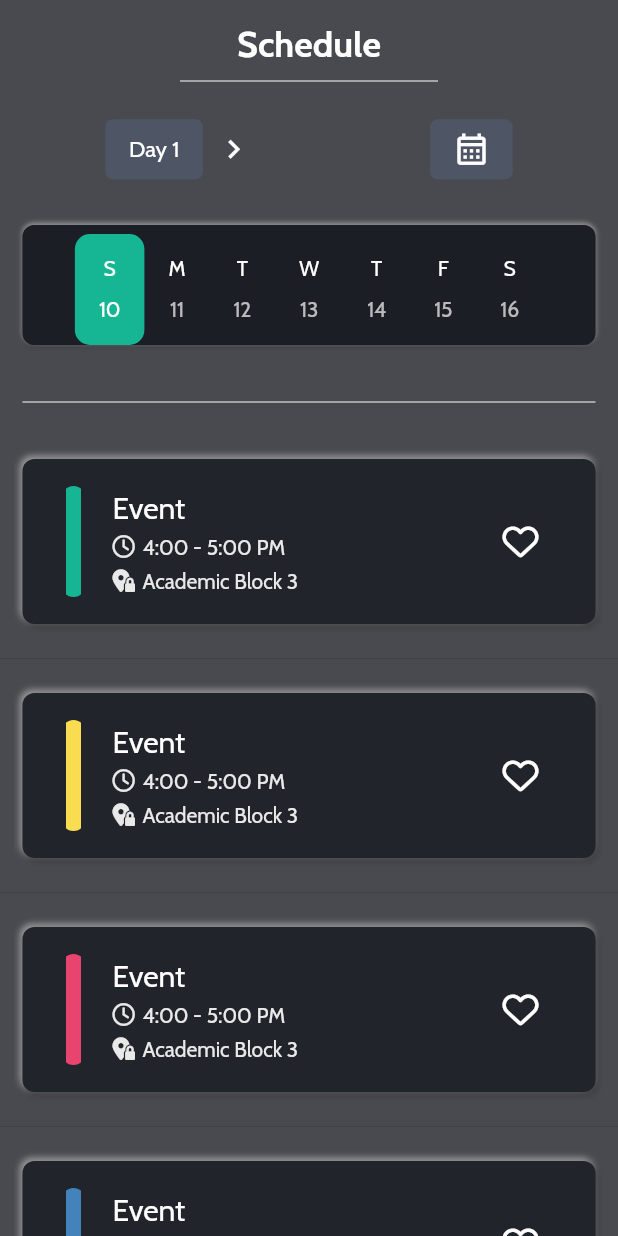
After one commit to geekyprawins/Revels-22-AppDev-Tasks, a Flutter app: the ScheduleScreen screen opened directly, on a phone screen of 412 x 824 dp. The commit adds this screen. Run offline on Flutter 3.47's test engine with Material 2 defaults, Android fonts, the phone set to English and light mode, and no system bars; drawn by our look-alikes of flutter_neumorphic; our stand-ins replace flutter_lorem, font_awesome_flutter.

Commit message:
schedule screen

```diff
--- a/events_page/lib/event_tile.dart
+++ b/events_page/lib/event_tile.dart
@@ -1,4 +1,3 @@
-import 'package:flutter/material.dart';
 import 'package:flutter_neumorphic/flutter_neumorphic.dart';
 
 class EventTile extends StatelessWidget {
--- /dev/null
+++ b/schedule_screen/lib/event_tile.dart
@@ -0,0 +1,150 @@
+import 'package:flutter_neumorphic/flutter_neumorphic.dart';
+import 'package:font_awesome_flutter/font_awesome_flutter.dart';
+
+class EventTile extends StatefulWidget {
+  const EventTile({Key? key, required this.colorIndex}) : super(key: key);
+  final int colorIndex;
+  @override
+  _EventTileState createState() => _EventTileState();
+}
+
+class _EventTileState extends State<EventTile> {
+  bool isLiked = false;
+
+  void toggleLike() {
+    setState(() {
+      isLiked = !isLiked;
+    });
+  }
+
+  List<Color> lineColors = const [
+    Color(0xFF16B694),
+    Color(0xFFFADC50),
+    Color(0xFFE9436F),
+    Color(0xFF4382BB),
+  ];
+
+  bool isPressed = false;
+
+  void press() {
+    setState(() {
+      isPressed = !isPressed;
+    });
+  }
+
+  @override
+  Widget build(BuildContext context) {
+    return Container(
+      width: MediaQuery.of(context).size.width * 0.85,
+      height: 110,
+      decoration: const BoxDecoration(
+        borderRadius: BorderRadius.all(
+          Radius.circular(
+            10,
+          ),
+        ),
+        color: Color(0xFF21242B),
+      ),
+      child: NeumorphicButton(
+        pressed: isPressed,
+        onPressed: press,
+        child: Padding(
+          padding: const EdgeInsets.all(8.0),
+          child: Row(
+            mainAxisAlignment: MainAxisAlignment.spaceBetween,
+            children: [
+              Row(
+                mainAxisAlignment: MainAxisAlignment.start,
+                children: [
+                  ClipRRect(
+                    borderRadius: const BorderRadius.all(
+                      Radius.circular(
+                        10,
+                      ),
+                    ),
+                    child: VerticalDivider(
+                      color: lineColors[widget.colorIndex],
+                      thickness: 10,
+                    ),
+                  ),
+                  const SizedBox(
+                    width: 18,
+                  ),
+                  Column(
+                    mainAxisAlignment: MainAxisAlignment.spaceAround,
+                    crossAxisAlignment: CrossAxisAlignment.start,
+                    children: [
+                      const Text(
+                        "Event",
+                        style: TextStyle(
+                          color: Colors.white,
+                          fontSize: 20,
+                        ),
+                      ),
+                      Row(
+                        children: const [
+                          FaIcon(
+                            FontAwesomeIcons.clock,
+                            color: Color(0xFFE9E9E9),
+                            size: 15,
+                          ),
+                          SizedBox(
+                            width: 5,
+                          ),
+                          Text(
+                            "4:00 - 5:00 PM",
+                            style: TextStyle(
+                              color: Color(0xFFE9E9E9),
+                              fontSize: 14,
+                            ),
+                          ),
+                        ],
+                      ),
+                      Row(
+                        children: const [
+                          FaIcon(
+                            FontAwesomeIcons.locationPinLock,
+                            color: Color(0xFFE9E9E9),
+                            size: 15,
+                          ),
+                          SizedBox(
+                            width: 5,
+                          ),
+                          Text(
+                            "Academic Block 3",
+                            style: TextStyle(
+                              color: Color(0xFFE9E9E9),
+                              fontSize: 14,
+                            ),
+                          ),
+                        ],
+                      ),
+                    ],
+                  ),
+                ],
+              ),
+              IconButton(
+                onPressed: toggleLike,
+                icon: isLiked
+                    ? const FaIcon(
+                        FontAwesomeIcons.solidHeart,
+                        color: Colors.pink,
+                      )
+                    : const FaIcon(
+                        FontAwesomeIcons.heart,
+                        color: Colors.white,
+                      ),
+              ),
+            ],
+          ),
+        ),
+        style: const NeumorphicStyle(
+          intensity: 0.5,
+          depth: 3,
+          color: Color(0xFF21242B),
+          lightSource: LightSource.topLeft,
+        ),
+      ),
+    );
+  }
+}
--- /dev/null
+++ b/schedule_screen/lib/events_list.dart
@@ -0,0 +1,28 @@
+import 'package:flutter/material.dart';
+
+import 'event_tile.dart';
+
+class EventsList extends StatelessWidget {
+  const EventsList({
+    Key? key,
+  }) : super(key: key);
+
+  @override
+  Widget build(BuildContext context) {
+    return ListView.separated(
+      itemBuilder: (context, index) {
+        int colorIndex = index % 4;
+        return Padding(
+          padding: const EdgeInsets.all(15.0),
+          child: EventTile(
+            colorIndex: colorIndex,
+          ),
+        );
+      },
+      separatorBuilder: (context, index) {
+        return const Divider();
+      },
+      itemCount: 10,
+    );
+  }
+}
--- /dev/null
+++ b/schedule_screen/lib/main.dart
@@ -0,0 +1,24 @@
+import 'package:flutter/material.dart';
+import 'package:schedule_screen/schedule_screen.dart';
+
+void main() {
+  runApp(const MyApp());
+}
+
+class MyApp extends StatelessWidget {
+  const MyApp({Key? key}) : super(key: key);
+
+  // This widget is the root of your application.
+  @override
+  Widget build(BuildContext context) {
+    return MaterialApp(
+      debugShowCheckedModeBanner: false,
+      title: 'Schedule',
+      home: const ScheduleScreen(),
+      theme: ThemeData(
+        fontFamily: "Cabin",
+        splashColor: const Color(0xFF576075),
+      ),
+    );
+  }
+}
--- /dev/null
+++ b/schedule_screen/lib/schedule_screen.dart
@@ -0,0 +1,224 @@
+import 'package:flutter_neumorphic/flutter_neumorphic.dart';
+
+import 'events_list.dart';
+
+class ScheduleScreen extends StatefulWidget {
+  const ScheduleScreen({Key? key}) : super(key: key);
+
+  @override
+  _ScheduleScreenState createState() => _ScheduleScreenState();
+}
+
+class _ScheduleScreenState extends State<ScheduleScreen> {
+  @override
+  Widget build(BuildContext context) {
+    return DefaultTabController(
+      length: 7,
+      child: Scaffold(
+        backgroundColor: const Color(0xFF1B1D23).withOpacity(
+          0.8,
+        ),
+        body: SingleChildScrollView(
+          physics: const NeverScrollableScrollPhysics(),
+          child: SafeArea(
+            child: Column(
+              children: [
+                const Padding(
+                  padding: EdgeInsets.only(
+                    left: 15.0,
+                    top: 15.0,
+                    right: 15.0,
+                  ),
+                  child: Text(
+                    "Schedule",
+                    style: TextStyle(
+                      fontWeight: FontWeight.w700,
+                      fontSize: 24,
+                      color: Colors.white,
+                    ),
+                  ),
+                ),
+                const Divider(
+                  indent: 120,
+                  endIndent: 120,
+                  color: Colors.white,
+                  height: 20,
+                ),
+                Padding(
+                  padding: const EdgeInsets.all(15.0),
+                  child: Row(
+                    mainAxisAlignment: MainAxisAlignment.spaceAround,
+                    children: [
+                      Row(
+                        children: [
+                          Container(
+                            child: const Center(
+                              child: Text(
+                                "Day 1",
+                                style: TextStyle(
+                                  color: Colors.white,
+                                  fontSize: 15,
+                                ),
+                              ),
+                            ),
+                            decoration: const BoxDecoration(
+                              color: Color(0xFF4E5565),
+                              borderRadius: BorderRadius.all(
+                                Radius.circular(5),
+                              ),
+                            ),
+                            width: 65,
+                            height: 40,
+                          ),
+                          const Padding(
+                            padding: EdgeInsets.all(8.0),
+                            child: Icon(
+                              Icons.chevron_right,
+                              color: Colors.white,
+                              size: 25,
+                            ),
+                          ),
+                        ],
+                      ),
+                      Container(
+                        decoration: const BoxDecoration(
+                          color: Color(0xFF4E5565),
+                          borderRadius: BorderRadius.all(
+                            Radius.circular(5),
+                          ),
+                        ),
+                        child: const Center(
+                          child: Icon(
+                            Icons.calendar_month_outlined,
+                            color: Colors.white,
+                            size: 25,
+                          ),
+                        ),
+                        width: 55,
+                        height: 40,
+                      ),
+                    ],
+                  ),
+                ),
+                Padding(
+                  padding: const EdgeInsets.all(15.0),
+                  child: SizedBox(
+                    height: 80,
+                    child: Neumorphic(
+                      style: const NeumorphicStyle(
+                        intensity: 0.5,
+                        depth: 2,
+                        color: Color(0xFF21242B),
+                        lightSource: LightSource.top,
+                      ),
+                      child: AppBar(
+                        backgroundColor:
+                            const Color(0xFF1B1D23).withOpacity(0.8),
+                        elevation: 0,
+                        bottom: const TabBar(
+                          isScrollable: true,
+                          indicator: BoxDecoration(
+                            color: Color(0xFF16B694),
+                            borderRadius: BorderRadius.all(
+                              Radius.circular(10),
+                            ),
+                          ),
+                          tabs: [
+                            Tab(
+                              text: "10",
+                              icon: Text(
+                                "S",
+                                style: TextStyle(
+                                  color: Colors.white,
+                                ),
+                              ),
+                              // icon: ,
+                            ),
+                            Tab(
+                              text: "11",
+                              icon: Text(
+                                "M",
+                                style: TextStyle(
+                                  color: Colors.white,
+                                ),
+                              ),
+                            ),
+                            Tab(
+                              text: "12",
+                              icon: Text(
+                                "T",
+                                style: TextStyle(
+                                  color: Colors.white,
+                                ),
+                              ),
+                            ),
+                            Tab(
+                              text: "13",
+                              icon: Text(
+                                "W",
+                                style: TextStyle(
+                                  color: Colors.white,
+                                ),
+                              ),
+                            ),
+                            Tab(
+                              text: "14",
+                              icon: Text(
+                                "T",
+                                style: TextStyle(
+                                  color: Colors.white,
+                                ),
+                              ),
+                            ),
+                            Tab(
+                              text: "15",
+                              icon: Text(
+                                "F",
+                                style: TextStyle(
+                                  color: Colors.white,
+                                ),
+                              ),
+                            ),
+                            Tab(
+                              text: "16",
+                              icon: Text(
+                                "S",
+                                style: TextStyle(
+                                  color: Colors.white,
+                                ),
+                              ),
+                            ),
+                          ],
+                        ),
+                      ),
+                    ),
+                  ),
+                ),
+                const Padding(
+                  padding: EdgeInsets.all(15.0),
+                  child: Divider(
+                    color: Colors.white,
+                  ),
+                ),
+                SizedBox(
+                  height: MediaQuery.of(context).size.height * 0.95,
+                  child: const TabBarView(
+                    children: [
+                      EventsList(),
+                      EventsList(),
+                      EventsList(),
+                      EventsList(),
+                      EventsList(),
+                      EventsList(),
+                      EventsList(),
+                    ],
+                  ),
+                )
+              ],
+            ),
+          ),
+        ),
+      ),
+    );
+  }
+}
```
Also changed, not shown: schedule_screen/analysis_options.yaml (added, +29 -0 lines), schedule_screen/pubspec.yaml (added, +88 -0 lines), schedule_screen/assets/fonts/Cabin-Bold.ttf (added), schedule_screen/assets/fonts/Cabin-Regular.ttf (added), schedule_screen/pubspec.lock (added), 22 other files.
